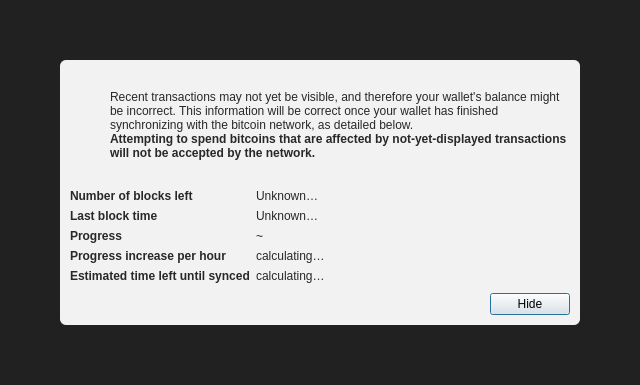
Before: the Qt Designer form src/qt/forms/modaloverlay.ui in B3-Coin/B3-CoinV2, drawn with Qt 5.
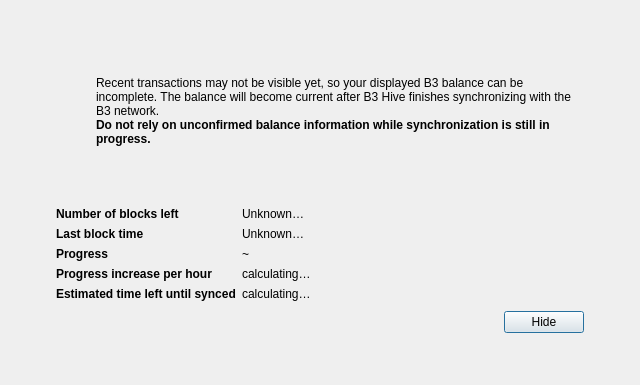
After: the same form once the commit is applied. Icons and pictures are not drawn.

Commit message:
qt: B3 Hive interface redesign (Codex design pass, reconciled)
The design pass over the Hive shell: dashboard, stake, trade, assets and
settings pages, sidebar and top status restyled; theme system extended;
single-denomination amount handling (B3 at 1e9 with coherent mB3/uB3/
base-unit factors, only B3 offered in the UI); gui plumbing, overlays and
dialogs aligned; qt test updates. Review outcome: product-identity
naming, honest-data rules, RPC-only page boundary and the update-system
approval gates all preserved; consensus and wallet storage untouched.

The edit to the form file:
```diff
--- a/src/qt/forms/modaloverlay.ui
+++ b/src/qt/forms/modaloverlay.ui
@@ -31,44 +31,36 @@
    </property>
    <item>
     <widget class="QWidget" name="bgWidget" native="true">
-     <property name="styleSheet">
-      <string notr="true">#bgWidget { background: rgba(0,0,0,220); }</string>
-     </property>
      <layout class="QVBoxLayout" name="verticalLayoutMain" stretch="1">
       <property name="leftMargin">
-       <number>60</number>
+       <number>32</number>
       </property>
       <property name="topMargin">
-       <number>60</number>
+       <number>32</number>
       </property>
       <property name="rightMargin">
-       <number>60</number>
+       <number>32</number>
       </property>
       <property name="bottomMargin">
-       <number>60</number>
+       <number>32</number>
       </property>
       <item>
        <widget class="QWidget" name="contentWidget" native="true">
-        <property name="styleSheet">
-         <string notr="true">#contentWidget { background: rgba(255,255,255,240); border-radius: 6px; }
-
-QLabel { color: rgb(40,40,40);  }</string>
-        </property>
         <layout class="QVBoxLayout" name="verticalLayoutSub" stretch="1,0,0,0">
          <property name="spacing">
           <number>0</number>
          </property>
          <property name="leftMargin">
-          <number>10</number>
+          <number>24</number>
          </property>
          <property name="topMargin">
-          <number>10</number>
+          <number>24</number>
          </property>
          <property name="rightMargin">
-          <number>10</number>
+          <number>24</number>
          </property>
          <property name="bottomMargin">
-          <number>10</number>
+          <number>20</number>
          </property>
          <item>
           <layout class="QHBoxLayout" name="horizontalLayoutIconText" stretch="0,1">
@@ -130,7 +122,7 @@
              <item>
               <widget class="QLabel" name="infoText">
                <property name="text">
-                <string>Recent transactions may not yet be visible, and therefore your wallet's balance might be incorrect. This information will be correct once your wallet has finished synchronizing with the bitcoin network, as detailed below.</string>
+                <string>Recent transactions may not be visible yet, so your displayed B3 balance can be incomplete. The balance will become current after B3 Hive finishes synchronizing with the B3 network.</string>
                </property>
                <property name="textFormat">
                 <enum>Qt::RichText</enum>
@@ -149,7 +141,7 @@
                 </font>
                </property>
                <property name="text">
-                <string>Attempting to spend bitcoins that are affected by not-yet-displayed transactions will not be accepted by the network.</string>
+                <string>Do not rely on unconfirmed balance information while synchronization is still in progress.</string>
                </property>
                <property name="textFormat">
                 <enum>Qt::RichText</enum>
```
The commit also changes 44 other files.
